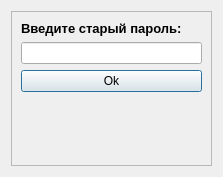
Above: PassVAL/guiChild_1.ui from erfaenda/PiuPiu before the change. Below: the same form after it.
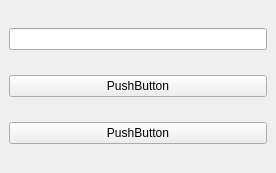
That is the form after the change.

What changed in the file:
```diff
--- a/PassVAL/guiChild_1.ui
+++ b/PassVAL/guiChild_1.ui
@@ -1,83 +1,42 @@
 <?xml version="1.0" encoding="UTF-8"?>
 <ui version="4.0">
- <class>Dialog</class>
- <widget class="QDialog" name="Dialog">
+ <class>Child_1</class>
+ <widget class="QMainWindow" name="Child_1">
+  <property name="windowModality">
+   <enum>Qt::WindowModal</enum>
+  </property>
   <property name="geometry">
    <rect>
     <x>0</x>
     <y>0</y>
-    <width>223</width>
-    <height>177</height>
+    <width>276</width>
+    <height>173</height>
    </rect>
   </property>
   <property name="windowTitle">
    <string>Dialog</string>
   </property>
-  <layout class="QGridLayout" name="gridLayout">
-   <item row="0" column="0" rowspan="2" colspan="2">
-    <widget class="QFrame" name="frame">
-     <property name="frameShape">
-      <enum>QFrame::StyledPanel</enum>
-     </property>
-     <property name="frameShadow">
-      <enum>QFrame::Raised</enum>
-     </property>
+  <widget class="QWidget" name="centralwidget">
      <layout class="QVBoxLayout" name="verticalLayout">
       <item>
-       <widget class="QLabel" name="label">
-        <property name="font">
-         <font>
-          <pointsize>10</pointsize>
-          <weight>75</weight>
-          <bold>true</bold>
-         </font>
-        </property>
-        <property name="text">
-         <string>Введите старый пароль:</string>
-        </property>
-       </widget>
-      </item>
-      <item>
-       <widget class="QLineEdit" name="lineEdit">
-        <property name="echoMode">
-         <enum>QLineEdit::Password</enum>
-        </property>
-       </widget>
+     <widget class="QLineEdit" name="lineEdit"/>
       </item>
       <item>
        <widget class="QPushButton" name="pushButton_2">
         <property name="text">
-         <string>Ok</string>
+       <string>PushButton</string>
         </property>
        </widget>
       </item>
       <item>
-       <spacer name="verticalSpacer">
-        <property name="orientation">
-         <enum>Qt::Vertical</enum>
-        </property>
-        <property name="sizeHint" stdset="0">
-         <size>
-          <width>20</width>
-          <height>40</height>
-         </size>
-        </property>
-       </spacer>
-      </item>
-      <item>
-       <widget class="QLabel" name="label_2">
+     <widget class="QPushButton" name="pushButton">
         <property name="text">
-         <string/>
-        </property>
-        <property name="scaledContents">
-         <bool>false</bool>
-        </property>
+       <string>PushButton</string>
+      </property>
        </widget>
       </item>
      </layout>
     </widget>
-   </item>
-  </layout>
  </widget>
  <resources/>
  <connections/>
```
Left out of the diff: 2 changed lines with no effect on the pictures. Lines whose indentation alone changed are shown as unchanged.
